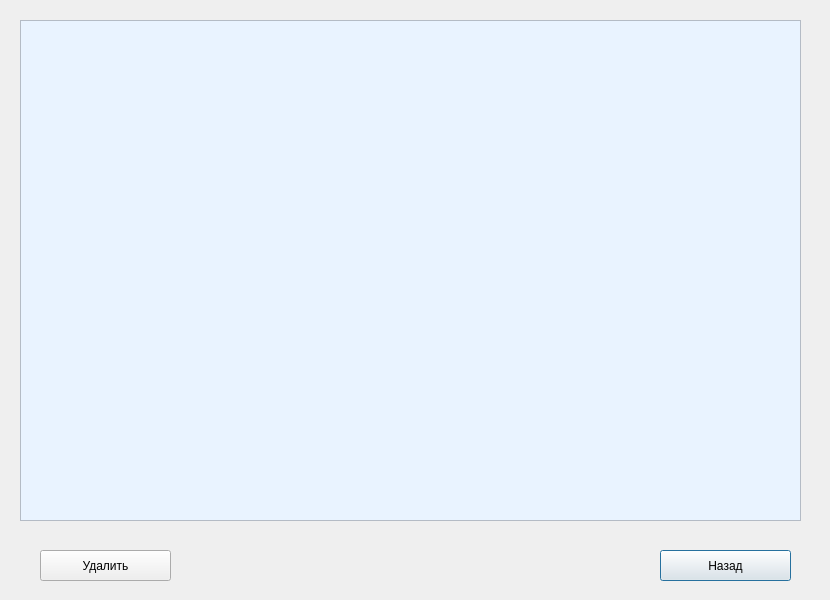
Before: the Qt Designer form course/userswindow.ui in TFed555/Coursework, drawn with Qt 5.
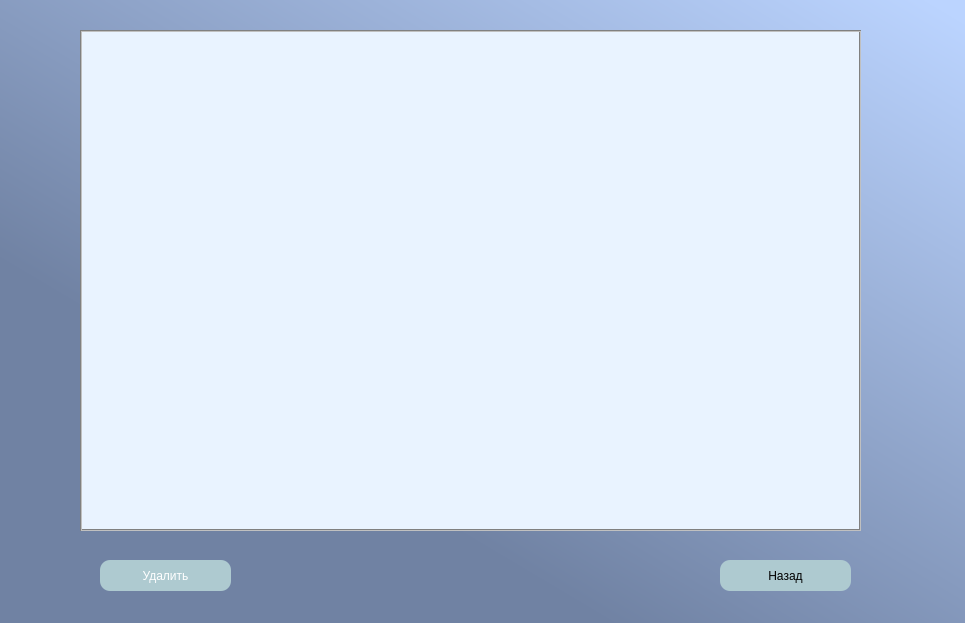
After: the same form once the commit is applied.

The edit to the form file:
```diff
--- a/course/userswindow.ui
+++ b/course/userswindow.ui
@@ -6,8 +6,8 @@
    <rect>
     <x>0</x>
     <y>0</y>
-    <width>830</width>
-    <height>600</height>
+    <width>965</width>
+    <height>623</height>
    </rect>
   </property>
   <property name="windowTitle">
@@ -16,45 +16,77 @@
   <property name="styleSheet">
    <string notr="true"/>
   </property>
+  <widget class="QLabel" name="label">
+   <property name="geometry">
+    <rect>
+     <x>-6</x>
+     <y>0</y>
+     <width>971</width>
+     <height>631</height>
+    </rect>
+   </property>
+   <property name="styleSheet">
+    <string notr="true">background-color: qlineargradient(spread:pad, x1:1, y1:0.0284091, x2:0.353, y2:0.733, stop:0.00497512 rgba(187, 212, 255, 255), stop:1 rgba(112, 130, 163, 255));</string>
+   </property>
+   <property name="text">
+    <string/>
+   </property>
+  </widget>
   <widget class="QTableView" name="tableView">
    <property name="geometry">
     <rect>
-     <x>20</x>
-     <y>20</y>
+     <x>80</x>
+     <y>30</y>
      <width>781</width>
      <height>501</height>
     </rect>
    </property>
    <property name="styleSheet">
-    <string notr="true">background-color: rgb(233, 243, 255);</string>
-   </property>
-  </widget>
-  <widget class="QPushButton" name="backButton">
-   <property name="geometry">
-    <rect>
-     <x>660</x>
-     <y>550</y>
-     <width>131</width>
-     <height>31</height>
-    </rect>
-   </property>
-   <property name="text">
-    <string>Назад</string>
+    <string notr="true">background-color: rgb(233, 243, 255);
+Selection-background-color: rgb(132, 170, 216);
+border: 2px groove gray;
+border-radius: 0px;
+padding: 2px 4px;</string>
    </property>
   </widget>
   <widget class="QPushButton" name="delButton">
    <property name="geometry">
     <rect>
-     <x>40</x>
-     <y>550</y>
+     <x>100</x>
+     <y>560</y>
      <width>131</width>
      <height>31</height>
     </rect>
    </property>
+   <property name="styleSheet">
+    <string notr="true">background-color: rgb(174, 202, 208);
+color: rgb(255, 255, 255);
+border-radius:10px;
+font: 8pt &quot;Cascadia Code&quot;;</string>
+   </property>
    <property name="text">
     <string>Удалить</string>
    </property>
   </widget>
+  <widget class="QPushButton" name="backButton">
+   <property name="geometry">
+    <rect>
+     <x>720</x>
+     <y>560</y>
+     <width>131</width>
+     <height>31</height>
+    </rect>
+   </property>
+   <property name="styleSheet">
+    <string notr="true">background-color: rgb(174, 202, 208);
+color: rgb(0, 0, 0);
+border-radius:10px;
+font: 8pt &quot;Cascadia Code&quot;;</string>
+   </property>
+   <property name="text">
+    <string>Назад</string>
+   </property>
+  </widget>
  </widget>
  <resources/>
  <connections/>
```
